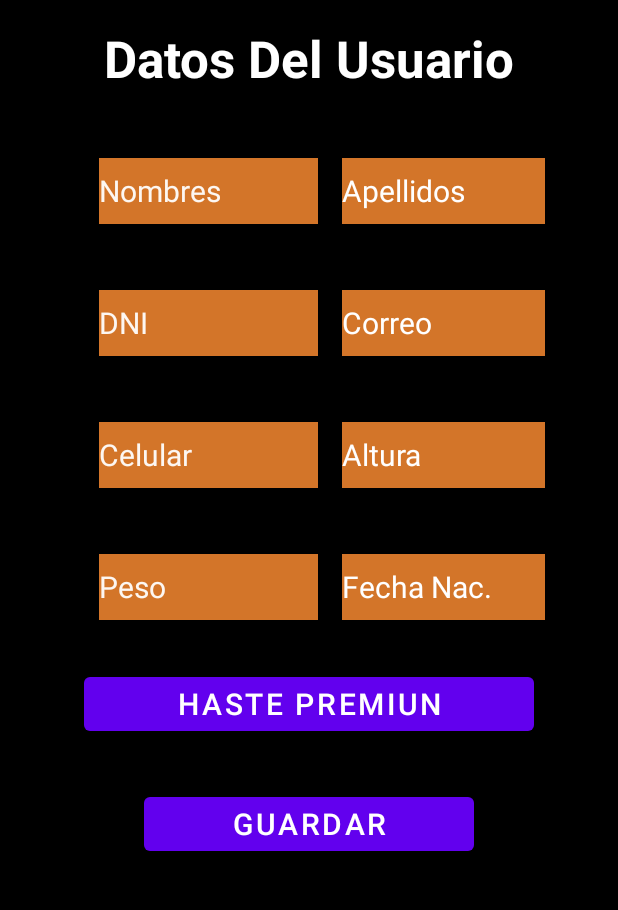
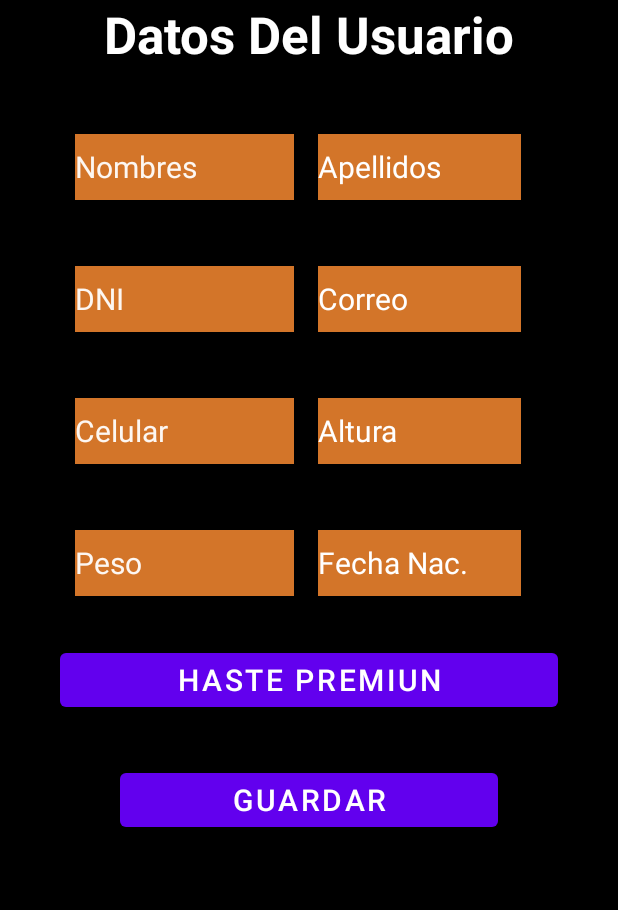
Before and after one commit to wanderjts94/AppGynRv, an Android app: the fragment PerfilFragment shown on its own in the app's theme, on a phone screen of 412 x 824 dp, the part 84-994 px from its top. Run offline under Robolectric (Android 15) with nearby library versions, the phone set to English and light mode, and no system bars.

Commit message:
actualizacion tito

```diff
--- a/app/src/main/res/layout/fragment_perfil.xml
+++ b/app/src/main/res/layout/fragment_perfil.xml
@@ -1,5 +1,5 @@
 <?xml version="1.0" encoding="utf-8"?>
-<FrameLayout xmlns:android="http://schemas.android.com/apk/res/android"
+<androidx.constraintlayout.widget.ConstraintLayout xmlns:android="http://schemas.android.com/apk/res/android"
     xmlns:app="http://schemas.android.com/apk/res-auto"
     xmlns:tools="http://schemas.android.com/tools"
     android:id="@+id/ba"
@@ -8,10 +8,6 @@
     android:background="@color/black"
     tools:context=".PerfilFragment">
 
-    <androidx.constraintlayout.widget.ConstraintLayout
-        android:layout_width="match_parent"
-        android:layout_height="match_parent"
-        android:padding="16dp">
 
         <TextView
             android:id="@+id/etSub"
@@ -176,6 +172,5 @@
             app:layout_constraintHorizontal_bias="0.0"
             app:layout_constraintStart_toStartOf="parent"
             app:layout_constraintTop_toBottomOf="@+id/btnVip" />
-    </androidx.constraintlayout.widget.ConstraintLayout>
 
-</FrameLayout>
+</androidx.constraintlayout.widget.ConstraintLayout>
```
Also changed, not shown: app/src/main/res/menu/bottom_nav_menu.xml (+4 -4 lines), app/src/main/res/drawable/corre.png (added), app/src/main/res/drawable/informe.png (added), app/src/main/res/drawable/perfil.png (added), app/src/main/res/drawable/tienda.png (added).
